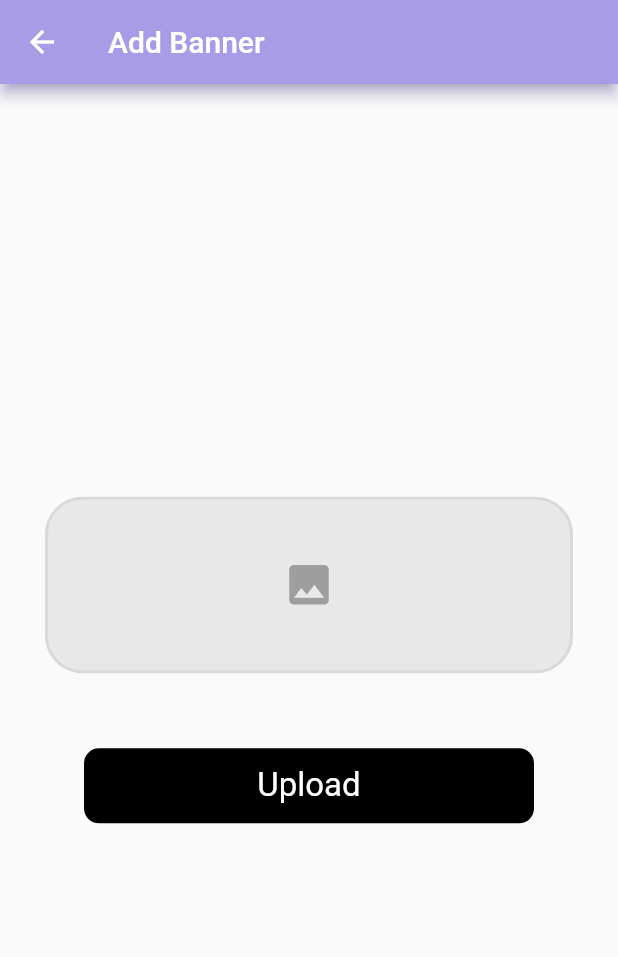
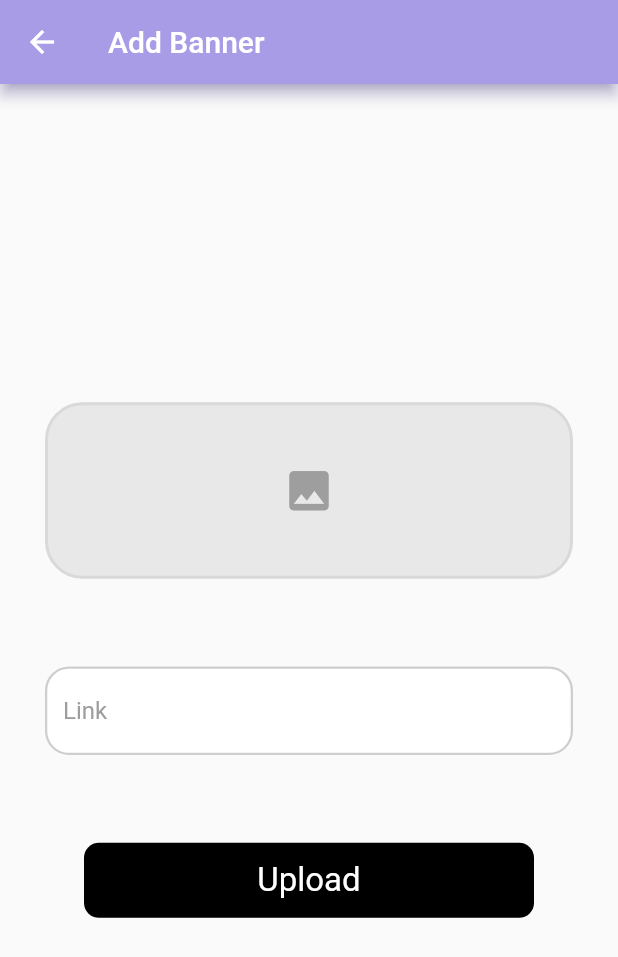
Before and after one commit to flutterrdevv/Farm_Admin, a Flutter app: the AddBannerScreen screen opened directly, on a phone screen of 412 x 824 dp. Shown: the top 957 px of the screen. Run offline on Flutter 3.47's test engine with Material 2 defaults, Android fonts, the phone set to English and light mode, and no system bars; our stand-ins replace cached_network_image, cloud_firestore, email_validator, firebase_core, firebase_storage, image_picker; accounts and stored records are empty; Roboto replaces fonts that are missing (Poppins).

Commit message:
Admin done

```diff
--- a/lib/add_banner_screen.dart
+++ b/lib/add_banner_screen.dart
@@ -4,6 +4,7 @@ import 'package:cloud_firestore/cloud_firestore.dart';
 import 'package:farm_admin/helpers/constant.dart';
 import 'package:farm_admin/widgets/custom_modal_progress_hud.dart';
 import 'package:farm_admin/widgets/custom_round_button.dart';
+import 'package:farm_admin/widgets/custom_textfield.dart';
 import 'package:firebase_storage/firebase_storage.dart';
 import 'package:flutter/material.dart';
 import 'package:image_picker/image_picker.dart';
@@ -19,6 +20,7 @@ class AddBannerScreen extends StatefulWidget {
 
 class _AddBannerScreenState extends State<AddBannerScreen> {
   ImagePicker picker = ImagePicker();
+  TextEditingController linkController = TextEditingController();
   bool isLoading = false;
   final FirebaseFirestore instance = FirebaseFirestore.instance;
   final FirebaseStorage storage = FirebaseStorage.instance;
@@ -81,6 +83,11 @@ class _AddBannerScreenState extends State<AddBannerScreen> {
               const SizedBox(
                 height: 50,
               ),
+              CustomTextField(
+                  hint: 'Link', label: 'Link', controller: linkController),
+              const SizedBox(
+                height: 50,
+              ),
               CRoundButton(
                 function: () => imagePath.isNotEmpty
                     ? addBanner()
@@ -107,6 +114,7 @@ class _AddBannerScreenState extends State<AddBannerScreen> {
           .doc('admin')
           .collection('banners')
           .add({
+        'url': linkController.text.trim(),
         'imagePath': '',
         'time': DateTime.now(),
       });
@@ -127,6 +135,7 @@ class _AddBannerScreenState extends State<AddBannerScreen> {
         setState(() {
           isLoading = false;
         });
+        linkController.clear();
         print('Update done.');
         showSnackBar('Banner Uploaded', context);
       });
```
